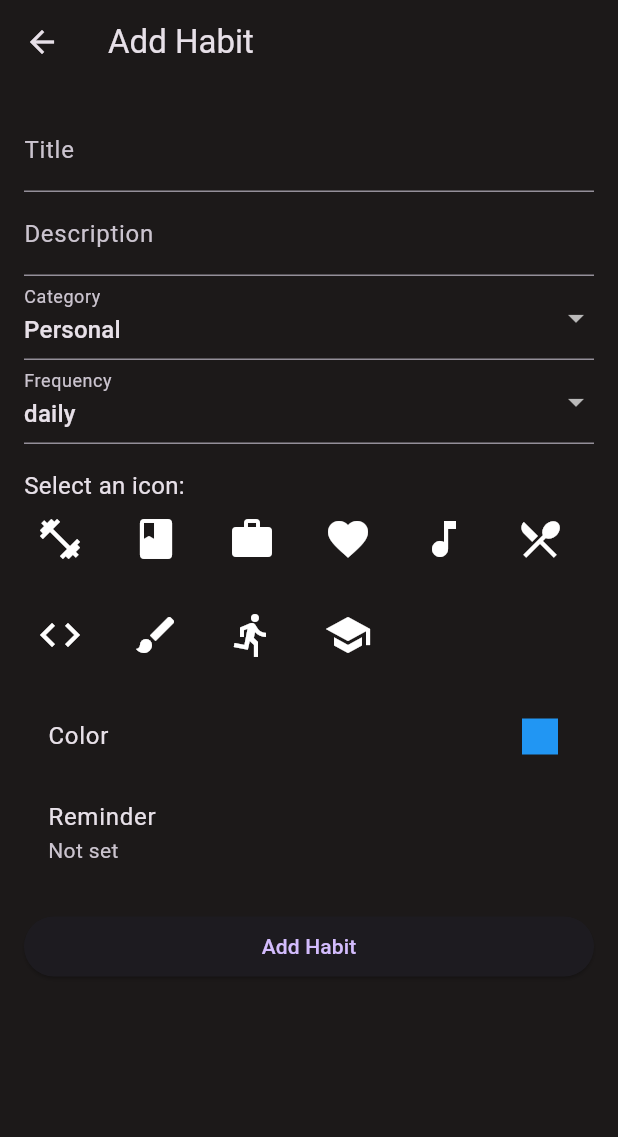
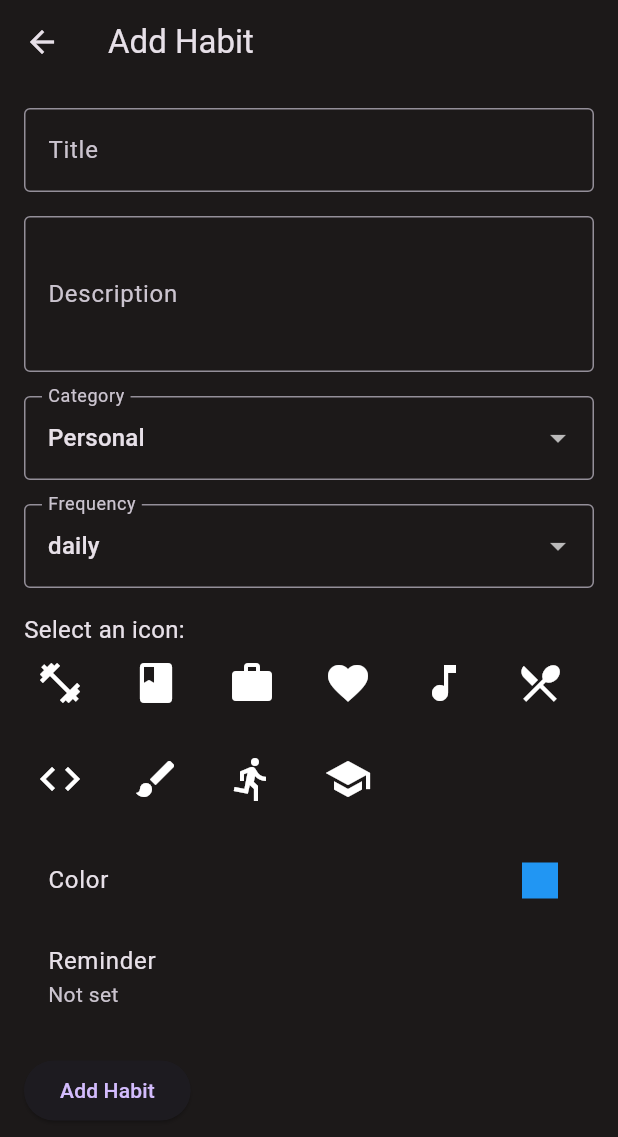
Before and after one commit to MatinMollapur01/OpenMynd, a Flutter app: the screen it shows after launch, item 2 of the bottom bar chosen, after a tap on the "add" icon, on a phone screen of 412 x 824 dp. Shown: the top 1137 px of the screen. Run offline on Flutter 3.47's test engine with Material 3 defaults, Android fonts, the phone set to English and light mode, and no system bars; our stand-ins replace flutter_colorpicker, flutter_local_notifications, logger, shared_preferences, sqflite, timezone; accounts and stored records are empty.

Commit message:
Checkbox for tasks - Completed Tasks screen for the completed tasks - Changes to the Streaks screen - Changes to the Add-Edit habits screen

```diff
--- a/lib/models/task.dart
+++ b/lib/models/task.dart
@@ -7,6 +7,7 @@ class Task {
   final String category;
   final List<String> tags;
   bool isCompleted;
+  DateTime? completedDate; // New field
 
   Task({
     required this.id,
@@ -17,6 +18,7 @@ class Task {
     required this.category,
     this.tags = const [],
     this.isCompleted = false,
+    this.completedDate, // New field
   });
 
   // Add these methods for JSON serialization/deserialization
@@ -30,6 +32,7 @@ class Task {
       'category': category,
       'tags': tags,
       'isCompleted': isCompleted,
+      'completedDate': completedDate?.toIso8601String(), // New field
     };
   }
 
@@ -43,6 +46,7 @@ class Task {
       category: json['category'],
       tags: List<String>.from(json['tags'] ?? []),
       isCompleted: json['isCompleted'] ?? false,
+      completedDate: json['completedDate'] != null ? DateTime.parse(json['completedDate']) : null, // New field
     );
   }
 }
--- a/lib/screens/add_edit_habit_screen.dart
+++ b/lib/screens/add_edit_habit_screen.dart
@@ -59,14 +59,19 @@ class AddEditHabitScreenState extends State<AddEditHabitScreen> {
       appBar: AppBar(
         title: Text(widget.habit == null ? 'Add Habit' : 'Edit Habit'),
       ),
-      body: Form(
+      body: SingleChildScrollView(
+        padding: const EdgeInsets.all(16.0),
+        child: Form(
           key: _formKey,
-        child: ListView(
-          padding: const EdgeInsets.all(16.0),
+          child: Column(
+            crossAxisAlignment: CrossAxisAlignment.start,
             children: [
               TextFormField(
                 controller: _titleController,
-              decoration: const InputDecoration(labelText: 'Title'),
+                decoration: const InputDecoration(
+                  labelText: 'Title',
+                  border: OutlineInputBorder(),
+                ),
                 validator: (value) {
                   if (value == null || value.isEmpty) {
                     return 'Please enter a title';
@@ -74,13 +79,22 @@ class AddEditHabitScreenState extends State<AddEditHabitScreen> {
                   return null;
                 },
               ),
+              const SizedBox(height: 16),
               TextFormField(
                 controller: _descriptionController,
-              decoration: const InputDecoration(labelText: 'Description'),
+                decoration: const InputDecoration(
+                  labelText: 'Description',
+                  border: OutlineInputBorder(),
                 ),
+                maxLines: 3,
+              ),
+              const SizedBox(height: 16),
               DropdownButtonFormField<String>(
                 value: _selectedCategory,
-              decoration: const InputDecoration(labelText: 'Category'),
+                decoration: const InputDecoration(
+                  labelText: 'Category',
+                  border: OutlineInputBorder(),
+                ),
                 items: _categories.map((String category) {
                   return DropdownMenuItem<String>(
                     value: category,
@@ -94,9 +108,14 @@ class AddEditHabitScreenState extends State<AddEditHabitScreen> {
                 },
               ),
               if (_selectedCategory == 'Custom')
+                const SizedBox(height: 16),
+              if (_selectedCategory == 'Custom')
                 TextFormField(
                   controller: _customCategoryController,
-                decoration: const InputDecoration(labelText: 'Custom Category'),
+                  decoration: const InputDecoration(
+                    labelText: 'Custom Category',
+                    border: OutlineInputBorder(),
+                  ),
                   validator: (value) {
                     if (_selectedCategory == 'Custom' && (value == null || value.isEmpty)) {
                       return 'Please enter a custom category';
@@ -104,10 +123,16 @@ class AddEditHabitScreenState extends State<AddEditHabitScreen> {
                     return null;
                   },
                 ),
+              const SizedBox(height: 16),
               DropdownButtonFormField<HabitFrequency>(
                 value: _selectedFrequency,
-              decoration: const InputDecoration(labelText: 'Frequency'),
-              items: HabitFrequency.values.map((HabitFrequency frequency) {
+                decoration: const InputDecoration(
+                  labelText: 'Frequency',
+                  border: OutlineInputBorder(),
+                ),
+                items: HabitFrequency.values
+                    .where((frequency) => frequency != HabitFrequency.custom) // Exclude custom option
+                    .map((HabitFrequency frequency) {
                   return DropdownMenuItem<HabitFrequency>(
                     value: frequency,
                     child: Text(frequency.toString().split('.').last),
@@ -175,6 +200,7 @@ class AddEditHabitScreenState extends State<AddEditHabitScreen> {
                 child: Text(widget.habit == null ? 'Add Habit' : 'Update Habit'),
               ),
             ],
+          ),
         ),
       ),
     );
--- a/lib/screens/habits_screen.dart
+++ b/lib/screens/habits_screen.dart
@@ -57,9 +57,23 @@ class HabitsScreenState extends State<HabitsScreen> {
 
   Future<void> _loadHabits() async {
     final habits = await _databaseService.readAllHabits();
+    final now = DateTime.now();
+    final today = DateTime(now.year, now.month, now.day);
+
     setState(() {
-      _habits = habits;
+      _habits = habits.map((habit) {
+        if (habit.lastCompletionTime == null || habit.lastCompletionTime!.isBefore(today)) {
+          habit.isCompletedToday = false;
+        }
+        return habit;
+      }).toList();
     });
+
+    // Save the updated habits to the database
+    for (final habit in _habits) {
+      await _databaseService.updateHabit(habit);
+    }
+
     await _updateStreakCount();
   }
 
@@ -83,7 +97,7 @@ class HabitsScreenState extends State<HabitsScreen> {
         !habit.shouldCompleteToday() || habit.isCompletedToday);
 
       int newStreakCount = storedStreakCount;
-      if (allCompletedToday) {
+      if (allCompletedToday && _habits.isNotEmpty) {
         if (lastStreakDate == null || DateTime.parse(lastStreakDate).isBefore(today)) {
           newStreakCount = storedStreakCount + 1;
           await prefs.setString('lastStreakDate', today.toIso8601String());
@@ -94,6 +108,9 @@ class HabitsScreenState extends State<HabitsScreen> {
           await prefs.remove('lastStreakDate');
         }
       }
+
+      // Ensure streak count does not go below zero
+      newStreakCount = newStreakCount < 0 ? 0 : newStreakCount;
 
       await prefs.setInt('streakCount', newStreakCount);
       setState(() {
@@ -107,6 +124,44 @@ class HabitsScreenState extends State<HabitsScreen> {
       ScaffoldMessenger.of(context).showSnackBar(
         SnackBar(content: Text('Failed to update streak count: $e')),
       );
+    }
+  }
+
+  Future<void> _deleteHabit(Habit habit) async {
+    final confirmed = await showDialog<bool>(
+      context: context,
+      builder: (context) => AlertDialog(
+        title: const Text('Delete Habit'),
+        content: Text('Are you sure you want to delete "${habit.title}"?'),
+        actions: [
+          TextButton(
+            onPressed: () => Navigator.of(context).pop(false),
+            child: const Text('Cancel'),
+          ),
+          TextButton(
+            onPressed: () => Navigator.of(context).pop(true),
+            child: const Text('Delete'),
+          ),
+        ],
+      ),
+    );
+
+    if (confirmed == true) {
+      await _databaseService.deleteHabit(habit.id);
+      await NotificationService().cancelHabitReminder(habit.id);
+      await _loadHabits(); // Reload habits to reflect changes
+
+      // Check if there are no habits left and adjust the streak count
+      if (_habits.isEmpty) {
+        final prefs = await SharedPreferences.getInstance();
+        final storedStreakCount = prefs.getInt('streakCount') ?? 0;
+        final newStreakCount = storedStreakCount > 0 ? storedStreakCount - 1 : 0;
+        await prefs.setInt('streakCount', newStreakCount);
+        setState(() {
+          _streakCount = newStreakCount;
+        });
+        await _databaseService.updateStreakCount(newStreakCount, DateTime.now());
+      }
     }
   }
 
@@ -231,6 +286,18 @@ class HabitsScreenState extends State<HabitsScreen> {
         await NotificationService().scheduleHabitReminder(result);
       }
       await _loadHabits(); // Reload habits to reflect changes
+
+      // Ensure streak count does not go below zero if this is the first habit
+      if (_habits.length == 1) {
+        final prefs = await SharedPreferences.getInstance();
+        final storedStreakCount = prefs.getInt('streakCount') ?? 0;
+        final newStreakCount = storedStreakCount < 0 ? 0 : storedStreakCount;
+        await prefs.setInt('streakCount', newStreakCount);
+        setState(() {
+          _streakCount = newStreakCount;
+        });
+        await _databaseService.updateStreakCount(newStreakCount, DateTime.now());
+      }
     }
   }
 
@@ -249,30 +316,4 @@ class HabitsScreenState extends State<HabitsScreen> {
       await _loadHabits(); // Reload habits to reflect changes
     }
   }
-
-  Future<void> _deleteHabit(Habit habit) async {
-    final confirmed = await showDialog<bool>(
-      context: context,
-      builder: (context) => AlertDialog(
-        title: const Text('Delete Habit'),
-        content: Text('Are you sure you want to delete "${habit.title}"?'),
-        actions: [
-          TextButton(
-            onPressed: () => Navigator.of(context).pop(false),
-            child: const Text('Cancel'),
-          ),
-          TextButton(
-            onPressed: () => Navigator.of(context).pop(true),
-            child: const Text('Delete'),
-          ),
-        ],
-      ),
-    );
-
-    if (confirmed == true) {
-      await _databaseService.deleteHabit(habit.id);
-      await NotificationService().cancelHabitReminder(habit.id);
-      await _loadHabits(); // Reload habits to reflect changes
-    }
-  }
 }
--- a/lib/services/database_service.dart
+++ b/lib/services/database_service.dart
@@ -22,7 +22,7 @@ class DatabaseService {
 
     return await openDatabase(
       path,
-      version: 6, // Increase this to 6
+      version: 7, // Increase this to 7
       onCreate: _createDB,
       onUpgrade: _upgradeDB,
     );
@@ -38,7 +38,8 @@ class DatabaseService {
       priority TEXT NOT NULL,
       category TEXT NOT NULL,
       tags TEXT,
-      isCompleted INTEGER NOT NULL
+      isCompleted INTEGER NOT NULL,
+      completedDate TEXT // New field
     )
     ''');
 
@@ -86,6 +87,10 @@ class DatabaseService {
       )
       ''');
     }
+    if (oldVersion < 7) {
+      // Add the new column to the 'tasks' table
+      await _addColumnIfNotExists(db, 'tasks', 'completedDate', 'TEXT');
+    }
   }
 
   Future<void> _addColumnIfNotExists(Database db, String tableName, String columnName, String columnType) async {
@@ -115,7 +120,13 @@ class DatabaseService {
 
   Future<List<Task>> readAllTasks() async {
     final db = await instance.database;
-    final result = await db.query('tasks');
+    final result = await db.query('tasks', where: 'isCompleted = ?', whereArgs: [0]);
+    return result.map((map) => _taskFromMap(map)).toList();
+  }
+
+  Future<List<Task>> readCompletedTasks() async {
+    final db = await instance.database;
+    final result = await db.query('tasks', where: 'isCompleted = ?', whereArgs: [1]);
     return result.map((map) => _taskFromMap(map)).toList();
   }
 
@@ -180,6 +191,7 @@ class DatabaseService {
       'category': task.category,
       'tags': task.tags.join(','),
       'isCompleted': task.isCompleted ? 1 : 0,
+      'completedDate': task.completedDate?.toIso8601String(), // New field
     };
   }
 
@@ -193,6 +205,7 @@ class DatabaseService {
       category: map['category'],
       tags: (map['tags'] as String?)?.split(',') ?? [],
       isCompleted: map['isCompleted'] == 1,
+      completedDate: map['completedDate'] != null ? DateTime.parse(map['completedDate']) : null, // New field
     );
   }
 
```
Also changed, not shown: lib/models/habit.dart (+8 -3 lines), lib/screens/completed_tasks_screen.dart (added, +90 -0 lines), lib/screens/streaks_screen.dart (+49 -59 lines), lib/screens/todo_screen.dart (+47 -9 lines). Lines whose indentation alone changed are shown as unchanged.
